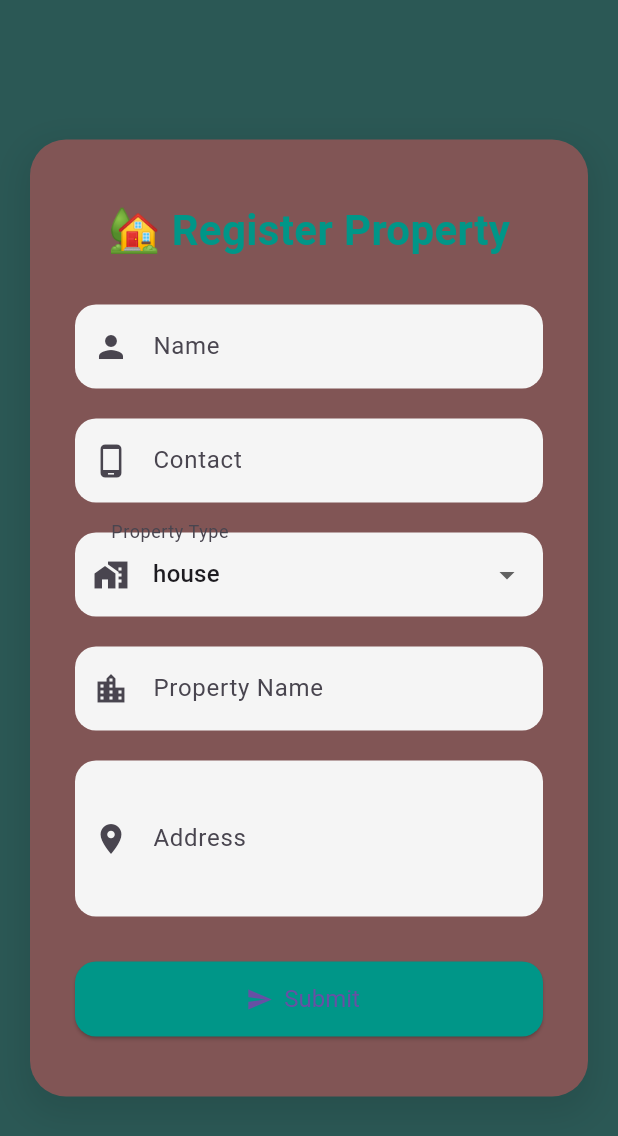
After one commit to machhindranath70/code-for-best-home, a Flutter app: the screen it shows after launch, after a tap on "Register Property", on a phone screen of 412 x 824 dp. The commit adds this screen. Shown: the top 1136 px of the screen. Run offline on Flutter 3.47's test engine with Material 3 defaults, Android fonts, the phone set to English and light mode, and no system bars; missing offline and left inert: dart:html; network calls fail.

```diff
--- a/best_home_flutter_app/lib/main.dart
+++ b/best_home_flutter_app/lib/main.dart
@@ -1,122 +1,130 @@
 import 'package:flutter/material.dart';
+import 'package:http/http.dart' as http;
+import 'screens/registration_page.dart';
+import 'dart:convert';
+import 'screens/home_page.dart';
 
 void main() {
   runApp(const MyApp());
 }
 
+
+
 class MyApp extends StatelessWidget {
-  const MyApp({super.key});
+  const MyApp({super.key}); // ✅ add const here
 
-  // This widget is the root of your application.
   @override
   Widget build(BuildContext context) {
     return MaterialApp(
-      title: 'Flutter Demo',
-      theme: ThemeData(
-        // This is the theme of your application.
-        //
-        // TRY THIS: Try running your application with "flutter run". You'll see
-        // the application has a purple toolbar. Then, without quitting the app,
-        // try changing the seedColor in the colorScheme below to Colors.green
-        // and then invoke "hot reload" (save your changes or press the "hot
-        // reload" button in a Flutter-supported IDE, or press "r" if you used
-        // the command line to start the app).
-        //
-        // Notice that the counter didn't reset back to zero; the application
-        // state is not lost during the reload. To reset the state, use hot
-        // restart instead.
-        //
-        // This works for code too, not just values: Most code changes can be
-        // tested with just a hot reload.
-        colorScheme: ColorScheme.fromSeed(seedColor: Colors.deepPurple),
-      ),
-      home: const MyHomePage(title: 'Flutter Demo Home Page'),
+      title: 'Best Home App',
+      theme: ThemeData(primarySwatch: Colors.teal),
+      home: const HomePage(), // ✅ Correct: Show HomePage here
+      debugShowCheckedModeBanner: false,
     );
   }
 }
 
-class MyHomePage extends StatefulWidget {
-  const MyHomePage({super.key, required this.title});
-
-  // This widget is the home page of your application. It is stateful, meaning
-  // that it has a State object (defined below) that contains fields that affect
-  // how it looks.
-
-  // This class is the configuration for the state. It holds the values (in this
-  // case the title) provided by the parent (in this case the App widget) and
-  // used by the build method of the State. Fields in a Widget subclass are
-  // always marked "final".
-
-  final String title;
+class RegistrationPage extends StatefulWidget {
+  const RegistrationPage({Key? key}) : super(key: key);
 
   @override
-  State<MyHomePage> createState() => _MyHomePageState();
+  State<RegistrationPage> createState() => _RegistrationPageState();
 }
 
-class _MyHomePageState extends State<MyHomePage> {
-  int _counter = 0;
+class _RegistrationPageState extends State<RegistrationPage> {
+  final _formKey = GlobalKey<FormState>();
 
-  void _incrementCounter() {
-    setState(() {
-      // This call to setState tells the Flutter framework that something has
-      // changed in this State, which causes it to rerun the build method below
-      // so that the display can reflect the updated values. If we changed
-      // _counter without calling setState(), then the build method would not be
-      // called again, and so nothing would appear to happen.
-      _counter++;
-    });
+  String name = '';
+  String contact = '';
+  String propertyType = 'house';
+  String propertyName = '';
+  String address = '';
+  bool isSubmitting = false;
+
+  Future<void> submitForm() async {
+    final url = Uri.parse('http://127.0.0.1:8000/api/register/'); // Replace if needed
+
+    setState(() => isSubmitting = true);
+
+    final response = await http.post(
+      url,
+      headers: {'Content-Type': 'application/json'},
+      body: jsonEncode({
+        'name': name,
+        'contact': contact,
+        'property_type': propertyType,
+        'property_name': propertyName,
+        'address': address,
+      }),
+    );
+
+    setState(() => isSubmitting = false);
+
+    if (response.statusCode == 201) {
+      ScaffoldMessenger.of(context).showSnackBar(
+        SnackBar(content: Text('✅ Registered Successfully')),
+      );
+      _formKey.currentState?.reset();
+    } else {
+      ScaffoldMessenger.of(context).showSnackBar(
+        SnackBar(content: Text('❌ Error: ${response.body}')),
+      );
+    }
   }
 
   @override
   Widget build(BuildContext context) {
-    // This method is rerun every time setState is called, for instance as done
-    // by the _incrementCounter method above.
-    //
-    // The Flutter framework has been optimized to make rerunning build methods
-    // fast, so that you can just rebuild anything that needs updating rather
-    // than having to individually change instances of widgets.
     return Scaffold(
-      appBar: AppBar(
-        // TRY THIS: Try changing the color here to a specific color (to
-        // Colors.amber, perhaps?) and trigger a hot reload to see the AppBar
-        // change color while the other colors stay the same.
-        backgroundColor: Theme.of(context).colorScheme.inversePrimary,
-        // Here we take the value from the MyHomePage object that was created by
-        // the App.build method, and use it to set our appbar title.
-        title: Text(widget.title),
-      ),
-      body: Center(
-        // Center is a layout widget. It takes a single child and positions it
-        // in the middle of the parent.
-        child: Column(
-          // Column is also a layout widget. It takes a list of children and
-          // arranges them vertically. By default, it sizes itself to fit its
-          // children horizontally, and tries to be as tall as its parent.
-          //
-          // Column has various properties to control how it sizes itself and
-          // how it positions its children. Here we use mainAxisAlignment to
-          // center the children vertically; the main axis here is the vertical
-          // axis because Columns are vertical (the cross axis would be
-          // horizontal).
-          //
-          // TRY THIS: Invoke "debug painting" (choose the "Toggle Debug Paint"
-          // action in the IDE, or press "p" in the console), to see the
-          // wireframe for each widget.
-          mainAxisAlignment: MainAxisAlignment.center,
-          children: <Widget>[
-            const Text('You have pushed the button this many times:'),
-            Text(
-              '$_counter',
-              style: Theme.of(context).textTheme.headlineMedium,
+      appBar: AppBar(title: Text('Register Property')),
+      body: Padding(
+        padding: const EdgeInsets.all(16.0),
+        child: Form(
+          key: _formKey,
+          child: ListView(children: [
+            TextFormField(
+              decoration: InputDecoration(labelText: 'Name'),
+              onChanged: (val) => name = val,
+              validator: (val) => val!.isEmpty ? 'Enter name' : null,
             ),
-          ],
+            TextFormField(
+              decoration: InputDecoration(labelText: 'Contact'),
+              onChanged: (val) => contact = val,
+              validator: (val) => val!.isEmpty ? 'Enter contact' : null,
+            ),
+            DropdownButtonFormField<String>(
+              value: propertyType,
+              decoration: InputDecoration(labelText: 'Property Type'),
+              items: ['house', 'apartment', 'land'].map((type) {
+                return DropdownMenuItem(value: type, child: Text(type));
+              }).toList(),
+              onChanged: (val) => setState(() => propertyType = val!),
+            ),
+            TextFormField(
+              decoration: InputDecoration(labelText: 'Property Name'),
+              onChanged: (val) => propertyName = val,
+              validator: (val) => val!.isEmpty ? 'Enter property name' : null,
+            ),
+            TextFormField(
+              decoration: InputDecoration(labelText: 'Address'),
+              onChanged: (val) => address = val,
+              validator: (val) => val!.isEmpty ? 'Enter address' : null,
+            ),
+            SizedBox(height: 20),
+            ElevatedButton(
+              onPressed: isSubmitting
+                  ? null
+                  : () {
+                      if (_formKey.currentState!.validate()) {
+                        submitForm();
+                      }
+                    },
+              child: isSubmitting
+                  ? CircularProgressIndicator(color: Colors.white)
+                  : Text('Submit'),
+            ),
+          ]),
         ),
       ),
-      floatingActionButton: FloatingActionButton(
-        onPressed: _incrementCounter,
-        tooltip: 'Increment',
-        child: const Icon(Icons.add),
-      ), // This trailing comma makes auto-formatting nicer for build methods.
     );
   }
 }
--- /dev/null
+++ b/best_home_flutter_app/lib/screens/home_page.dart
@@ -0,0 +1,69 @@
+import 'package:flutter/material.dart';
+import 'registration_page.dart';
+import 'map_page.dart';
+
+class HomePage extends StatelessWidget {
+  const HomePage({Key? key}) : super(key: key);
+
+  @override
+  Widget build(BuildContext context) {
+    return Scaffold(
+      backgroundColor: Colors.teal.shade50,
+      appBar: AppBar(
+        title: const Text('🏠 Best Home Portal'),
+        backgroundColor: Colors.teal,
+      ),
+      body: Center(
+        child: Container(
+          padding: const EdgeInsets.all(24),
+          constraints: const BoxConstraints(maxWidth: 500),
+          child: Column(
+            mainAxisAlignment: MainAxisAlignment.center,
+            children: [
+              const Text(
+                'Welcome!',
+                style: TextStyle(
+                  fontSize: 26,
+                  fontWeight: FontWeight.bold,
+                  color: Colors.teal,
+                ),
+              ),
+              const SizedBox(height: 20),
+              ElevatedButton.icon(
+                icon: const Icon(Icons.app_registration),
+                label: const Text('Register Property'),
+                style: ElevatedButton.styleFrom(
+                  minimumSize: const Size(double.infinity, 50),
+                  backgroundColor: Colors.teal,
+                  textStyle: const TextStyle(fontSize: 18),
+                ),
+                onPressed: () {
+                  Navigator.push(
+                    context,
+                    MaterialPageRoute(builder: (_) => const RegistrationPage()),
+                  );
+                },
+              ),
+              const SizedBox(height: 20),
+              ElevatedButton.icon(
+                icon: const Icon(Icons.map),
+                label: const Text('View Map'),
+                style: ElevatedButton.styleFrom(
+                  minimumSize: const Size(double.infinity, 50),
+                  backgroundColor: Colors.teal,
+                  textStyle: const TextStyle(fontSize: 18),
+                ),
+                onPressed: () {
+                  Navigator.push(
+                    context,
+                    MaterialPageRoute(builder: (_) => const MapPage()),
+                  );
+                },
+              ),
+            ],
+          ),
+        ),
+      ),
+    );
+  }
+}
--- /dev/null
+++ b/best_home_flutter_app/lib/screens/registration_page.dart
@@ -0,0 +1,184 @@
+import 'package:flutter/material.dart';
+import '../services/api_service.dart';
+import 'success_page.dart';
+
+class RegistrationPage extends StatefulWidget {
+  const RegistrationPage({Key? key}) : super(key: key);
+
+  @override
+  State<RegistrationPage> createState() => _RegistrationPageState();
+}
+
+class _RegistrationPageState extends State<RegistrationPage> {
+  final _formKey = GlobalKey<FormState>();
+  String name = '';
+  String contact = '';
+  String propertyType = 'house';
+  String propertyName = '';
+  String address = '';
+  bool isSubmitting = false;
+
+  final List<String> propertyTypes = ['house', 'apartment', 'land'];
+
+  void submitForm() async {
+    if (_formKey.currentState!.validate()) {
+      setState(() => isSubmitting = true);
+
+      final success = await ApiService.submitRegistration({
+        'name': name,
+        'contact': contact,
+        'property_type': propertyType,
+        'property_name': propertyName,
+        'address': address,
+      });
+
+      setState(() => isSubmitting = false);
+
+      if (!mounted) return;
+      if (success) {
+        Navigator.pushReplacement(
+          context,
+          MaterialPageRoute(builder: (_) => SuccessPage()),
+        );
+      } else {
+        ScaffoldMessenger.of(context).showSnackBar(
+          const SnackBar(content: Text('❌ Failed to submit. Try again.')),
+        );
+      }
+    }
+  }
+
+  InputDecoration buildInputDecoration(String label, IconData icon) {
+    return InputDecoration(
+      labelText: label,
+      filled: true,
+      fillColor: Colors.grey[100],
+      prefixIcon: Icon(icon),
+      contentPadding: const EdgeInsets.symmetric(vertical: 16, horizontal: 20),
+      border: OutlineInputBorder(
+        borderRadius: BorderRadius.circular(14),
+        borderSide: BorderSide.none,
+      ),
+    );
+  }
+
+  @override
+  Widget build(BuildContext context) {
+    return Scaffold(
+      backgroundColor: const Color.fromARGB(255, 43, 88, 85),
+      body: Center(
+        child: SingleChildScrollView(
+          child: Container(
+            margin: const EdgeInsets.all(20),
+            padding: const EdgeInsets.symmetric(horizontal: 30, vertical: 40),
+            constraints: const BoxConstraints(maxWidth: 600),
+            decoration: BoxDecoration(
+              color: const Color.fromARGB(255, 129, 85, 85),
+              borderRadius: BorderRadius.circular(24),
+              boxShadow: [
+                BoxShadow(
+                  color: Colors.black.withOpacity(0.1),
+                  blurRadius: 20,
+                  spreadRadius: 4,
+                  offset: const Offset(0, 8),
+                ),
+              ],
+            ),
+            child: Form(
+              key: _formKey,
+              child: Column(
+                children: [
+                  const Text(
+                    '🏡 Register Property',
+                    style: TextStyle(
+                      fontSize: 28,
+                      fontWeight: FontWeight.bold,
+                      color: Colors.teal,
+                    ),
+                  ),
+                  const SizedBox(height: 30),
+                  TextFormField(
+                    decoration: buildInputDecoration('Name', Icons.person),
+                    onChanged: (val) => name = val,
+                    validator: (val) =>
+                        val == null || val.isEmpty ? 'Required' : null,
+                  ),
+                  const SizedBox(height: 20),
+                  TextFormField(
+                    keyboardType: TextInputType.phone,
+                    decoration: buildInputDecoration(
+                        'Contact', Icons.phone_android),
+                    onChanged: (val) => contact = val,
+                    validator: (val) {
+                      if (val == null || val.isEmpty) return 'Required';
+                      if (!RegExp(r'^\d{10}$').hasMatch(val)) {
+                        return 'Enter 10 digit phone number';
+                      }
+                      return null;
+                    },
+                  ),
+                  const SizedBox(height: 20),
+                  DropdownButtonFormField<String>(
+                    value: propertyType,
+                    decoration: buildInputDecoration(
+                        'Property Type', Icons.home_work),
+                    items: propertyTypes.map((type) {
+                      return DropdownMenuItem(
+                          value: type, child: Text(type));
+                    }).toList(),
+                    onChanged: (val) => setState(() => propertyType = val!),
+                  ),
+                  const SizedBox(height: 20),
+                  TextFormField(
+                    decoration: buildInputDecoration(
+                        'Property Name', Icons.location_city),
+                    onChanged: (val) => propertyName = val,
+                    validator: (val) =>
+                        val == null || val.isEmpty ? 'Required' : null,
+                  ),
+                  const SizedBox(height: 20),
+                  TextFormField(
+                    maxLines: 3,
+                    decoration:
+                        buildInputDecoration('Address', Icons.location_on),
+                    onChanged: (val) => address = val,
+                    validator: (val) =>
+                        val == null || val.isEmpty ? 'Required' : null,
+                  ),
+                  const SizedBox(height: 30),
+                  SizedBox(
+                    width: double.infinity,
+                    height: 50,
+                    child: ElevatedButton.icon(
+                      icon: isSubmitting
+                          ? const SizedBox(
+                              width: 18,
+                              height: 18,
+                              child: CircularProgressIndicator(
+                                color: Colors.white,
+                                strokeWidth: 2,
+                              ),
+                            )
+                          : const Icon(Icons.send),
+                      label: Text(
+                        isSubmitting ? 'Submitting...' : 'Submit',
+                      ),
+                      style: ElevatedButton.styleFrom(
+                        backgroundColor: Colors.teal,
+                        shape: RoundedRectangleBorder(
+                          borderRadius: BorderRadius.circular(14),
+                        ),
+                        textStyle: const TextStyle(fontSize: 16),
+                      ),
+                      onPressed: isSubmitting ? null : submitForm,
+                    ),
+                  ),
+                ],
+              ),
+            ),
+          ),
+        ),
+      ),
+    );
+  }
+}
--- a/best_home_flutter_app/pubspec.yaml
+++ b/best_home_flutter_app/pubspec.yaml
@@ -30,10 +30,11 @@ environment:
 dependencies:
   flutter:
     sdk: flutter
+  http: ^0.13.6
 
   # The following adds the Cupertino Icons font to your application.
   # Use with the CupertinoIcons class for iOS style icons.
-  cupertino_icons: ^1.0.8
+  # cupertino_icons: ^1.0.8
 
 dev_dependencies:
   flutter_test:
@@ -56,6 +57,8 @@ flutter:
   # included with your application, so that you can use the icons in
   # the material Icons class.
   uses-material-design: true
+  assets:
+    - assets/map.html
 
   # To add assets to your application, add an assets section, like this:
   # assets:
```
Also changed, not shown: best_home_flutter_app/lib/screens/list_page.dart (added, +116 -0 lines), best_home_flutter_app/lib/screens/map_page.dart (added, +38 -0 lines), best_home_flutter_app/lib/screens/success_page.dart (added, +48 -0 lines), best_home_flutter_app/lib/services/api_service.dart (added, +37 -0 lines), best_home_flutter_app/pubspec.lock, 3 other files.
